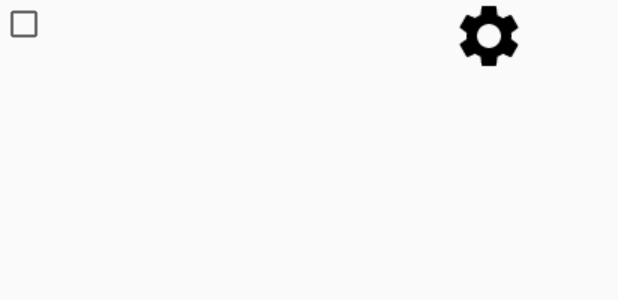
After one commit to slebaillif/androidTest, an Android app: the layout todo_view.xml on its own in the app's theme, with its tools: preview values and no code run, on a phone screen of 412 x 824 dp. The commit adds this screen. Shown: the top 300 px of the screen. Run offline under Robolectric (Android 15) with nearby library versions, the phone set to English and light mode, and no system bars.

Commit message:
edit and strikethrough

```diff
--- /dev/null
+++ b/app/src/main/res/layout/todo_view.xml
@@ -0,0 +1,30 @@
+<?xml version="1.0" encoding="utf-8"?>
+<LinearLayout xmlns:android="http://schemas.android.com/apk/res/android"
+    android:layout_width="match_parent"
+    android:layout_height="match_parent"
+    xmlns:style="http://schemas.android.com/apk/res-auto"
+    android:orientation="horizontal">
+
+    <CheckBox
+        android:id="@+id/to_do_check"
+        android:layout_width="wrap_content"
+        android:layout_height="wrap_content" />
+
+    <EditText
+        android:id="@+id/to_do_text"
+        style="@style/CodeFont"
+        android:layout_width="270dp"
+        android:layout_height="wrap_content"
+        android:background="@android:color/transparent"
+        android:inputType="textAutoCorrect|textMultiLine"/>
+
+    <ImageButton
+        android:layout_width="48dp"
+        android:layout_height="48dp"
+        android:background="@null"
+        android:contentDescription="options"
+        android:src="@drawable/options"
+
+        />
+
+</LinearLayout>
--- a/app/src/main/res/values/styles.xml
+++ b/app/src/main/res/values/styles.xml
@@ -8,4 +8,10 @@
         <item name="colorAccent">@color/colorAccent</item>
     </style>
 
+    <style name="CodeFont" parent="@android:style/TextAppearance.Material.Medium">
+        <item name="android:layout_width">fill_parent</item>
+        <item name="android:layout_height">wrap_content</item>
+        <item name="android:textColor">#000</item>
+        <item name="android:typeface">monospace</item>
+    </style>
 </resources>
```
Also changed, not shown: app/src/main/java/com/example/sebastien/myapplication6/MainActivity.java (+36 -4 lines), app/src/main/java/com/example/sebastien/myapplication6/model/ListItem.java (added, +22 -0 lines), app/src/main/java/com/example/sebastien/myapplication6/model/ToDoListItem.java (added, +32 -0 lines), app/src/main/java/com/example/sebastien/myapplication6/view/ToDoItemView.java (added, +60 -0 lines), app/src/main/res/layout/activity_main.xml (+25 -10 lines), app/src/main/res/drawable-mdpi/options.png (added).
